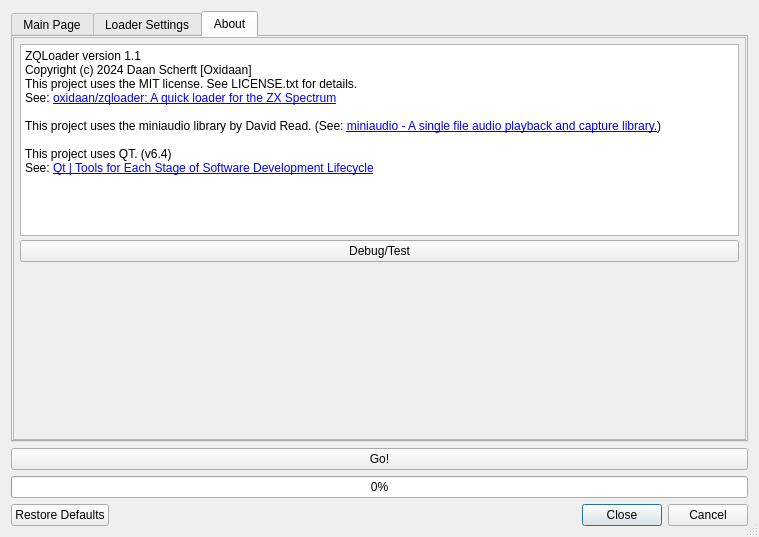
oxidaan/zqloader, file zqloaderui/dialog.ui: the form before one commit.
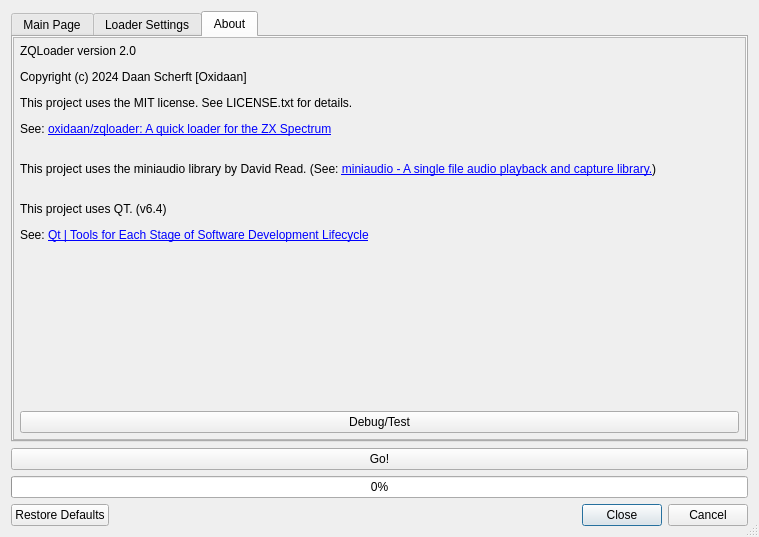
The form after the commit. The open tabs and pages were chosen to show the change. Custom widgets are drawn as their Qt base class.

Commit message: About box now has working hyperlinks. Improved error message text.

Patch:
```diff
--- a/zqloaderui/dialog.ui
+++ b/zqloaderui/dialog.ui
@@ -592,8 +592,8 @@
            <rect>
             <x>0</x>
             <y>0</y>
-            <width>733</width>
-            <height>398</height>
+            <width>735</width>
+            <height>389</height>
            </rect>
           </property>
           <layout class="QGridLayout" name="gridLayout_4">
@@ -613,50 +613,42 @@
             <number>4</number>
            </property>
            <item row="1" column="1">
-            <widget class="QTextEdit" name="textEditAbout">
-             <property name="readOnly">
+            <widget class="QLabel" name="labelAbout">
+             <property name="text">
+              <string>&lt;html&gt;&lt;head/&gt;
+&lt;body&gt;
+&lt;p&gt;&lt;span style=&quot; font-family:'Segoe UI'; font-size:9pt;&quot;&gt;ZQLoader version 2.0&lt;/span&gt;&lt;/p&gt;
+&lt;p&gt;&lt;span style=&quot; font-family:'Segoe UI'; font-size:9pt;&quot;&gt;Copyright (c) 2024 Daan Scherft [Oxidaan]&lt;/span&gt;&lt;/p&gt;
+&lt;p&gt;&lt;span style=&quot; font-family:'Segoe UI'; font-size:9pt;&quot;&gt;This project uses the MIT license. See LICENSE.txt for details.&lt;/span&gt;&lt;/p&gt;
+&lt;p&gt;&lt;span style=&quot; font-family:'Segoe UI'; font-size:9pt;&quot;&gt;See: &lt;/span&gt;&lt;a href=&quot;https://github.com/oxidaan/zqloader&quot;&gt;&lt;span style=&quot; font-family:'Segoe UI'; font-size:9pt; text-decoration: underline; color:#0000ff;&quot;&gt;oxidaan/zqloader: A quick loader for the ZX Spectrum&lt;/span&gt;&lt;/a&gt;&lt;/p&gt;
+&lt;p&gt;&lt;br/&gt;&lt;span style=&quot; font-family:'Segoe UI'; font-size:9pt;&quot;&gt;This project uses the miniaudio library by David Read. (See: &lt;/span&gt;&lt;a href=&quot;https://miniaud.io/&quot;&gt;&lt;span style=&quot; font-family:'Segoe UI'; font-size:9pt; text-decoration: underline; color:#0000ff;&quot;&gt;miniaudio - A single file audio playback and capture library.&lt;/span&gt;&lt;/a&gt;&lt;span style=&quot; font-family:'Segoe UI'; font-size:9pt;&quot;&gt;)&lt;/span&gt;&lt;/p&gt;
+&lt;p&gt;&lt;br/&gt;&lt;span style=&quot; font-family:'Segoe UI'; font-size:9pt;&quot;&gt;This project uses QT. (v6.4)&lt;/span&gt;&lt;/p&gt;&lt;p&gt;&lt;span style=&quot; font-family:'Segoe UI'; font-size:9pt;&quot;&gt;See: &lt;/span&gt;&lt;a href=&quot;https://www.qt.io/&quot;&gt;&lt;span style=&quot; font-family:'Segoe UI'; font-size:9pt; text-decoration: underline; color:#0000ff;&quot;&gt;Qt | Tools for Each Stage of Software Development Lifecycle&lt;/span&gt;&lt;/a&gt;&lt;/p&gt;&lt;/body&gt;&lt;/html&gt;</string>
+             </property>
+             <property name="wordWrap">
               <bool>true</bool>
              </property>
-             <property name="html">
-              <string>&lt;!DOCTYPE HTML PUBLIC &quot;-//W3C//DTD HTML 4.0//EN&quot; &quot;http://www.w3.org/TR/REC-html40/strict.dtd&quot;&gt;
-&lt;html&gt;&lt;head&gt;&lt;meta name=&quot;qrichtext&quot; content=&quot;1&quot; /&gt;&lt;meta charset=&quot;utf-8&quot; /&gt;&lt;style type=&quot;text/css&quot;&gt;
-p, li { white-space: pre-wrap; }
-hr { height: 1px; border-width: 0; }
-li.unchecked::marker { content: &quot;\2610&quot;; }
-li.checked::marker { content: &quot;\2612&quot;; }
-&lt;/style&gt;&lt;/head&gt;&lt;body style=&quot; font-family:'Segoe UI'; font-size:9pt; font-weight:400; font-style:normal;&quot;&gt;
-&lt;p style=&quot; margin-top:0px; margin-bottom:0px; margin-left:0px; margin-right:0px; -qt-block-indent:0; text-indent:0px;&quot;&gt;ZQLoader version 1.1&lt;/p&gt;
-&lt;p style=&quot; margin-top:0px; margin-bottom:0px; margin-left:0px; margin-right:0px; -qt-block-indent:0; text-indent:0px;&quot;&gt;Copyright (c) 2024 Daan Scherft [Oxidaan]&lt;/p&gt;
-&lt;p style=&quot; margin-top:0px; margin-bottom:0px; margin-left:0px; margin-right:0px; -qt-block-indent:0; text-indent:0px;&quot;&gt;This project uses the MIT license. See LICENSE.txt for details.&lt;/p&gt;
-&lt;p style=&quot; margin-top:0px; margin-bottom:0px; margin-left:0px; margin-right:0px; -qt-block-indent:0; text-indent:0px;&quot;&gt;See: &lt;a href=&quot;https://github.com/oxidaan/zqloader&quot;&gt;&lt;span style=&quot; text-decoration: underline; color:#0000ff;&quot;&gt;oxidaan/zqloader: A quick loader for the ZX Spectrum&lt;/span&gt;&lt;/a&gt;&lt;/p&gt;
-&lt;p style=&quot;-qt-paragraph-type:empty; margin-top:0px; margin-bottom:0px; margin-left:0px; margin-right:0px; -qt-block-indent:0; text-indent:0px;&quot;&gt;&lt;br /&gt;&lt;/p&gt;
-&lt;p style=&quot; margin-top:0px; margin-bottom:0px; margin-left:0px; margin-right:0px; -qt-block-indent:0; text-indent:0px;&quot;&gt;This project uses the miniaudio library by David Read. (See: &lt;a href=&quot;https://miniaud.io/&quot;&gt;&lt;span style=&quot; text-decoration: underline; color:#0000ff;&quot;&gt;miniaudio - A single file audio playback and capture library.&lt;/span&gt;&lt;/a&gt;)&lt;/p&gt;
-&lt;p style=&quot;-qt-paragraph-type:empty; margin-top:0px; margin-bottom:0px; margin-left:0px; margin-right:0px; -qt-block-indent:0; text-indent:0px;&quot;&gt;&lt;br /&gt;&lt;/p&gt;
-&lt;p style=&quot; margin-top:0px; margin-bottom:0px; margin-left:0px; margin-right:0px; -qt-block-indent:0; text-indent:0px;&quot;&gt;This project uses QT. (v6.4)&lt;/p&gt;
-&lt;p style=&quot; margin-top:0px; margin-bottom:0px; margin-left:0px; margin-right:0px; -qt-block-indent:0; text-indent:0px;&quot;&gt;See: &lt;a href=&quot;https://www.qt.io/&quot;&gt;&lt;span style=&quot; text-decoration: underline; color:#0000ff;&quot;&gt;Qt | Tools for Each Stage of Software Development Lifecycle&lt;/span&gt;&lt;/a&gt;&lt;/p&gt;&lt;/body&gt;&lt;/html&gt;</string>
-             </property>
             </widget>
            </item>
            <item row="3" column="1">
-            <spacer name="verticalSpacer">
-             <property name="orientation">
-              <enum>Qt::Vertical</enum>
-             </property>
-             <property name="sizeHint" stdset="0">
-              <size>
-               <width>20</width>
-               <height>40</height>
-              </size>
-             </property>
-            </spacer>
-           </item>
-           <item row="2" column="1">
             <widget class="QPushButton" name="pushButtonTest">
              <property name="text">
               <string>Debug/Test</string>
              </property>
             </widget>
            </item>
+           <item row="2" column="1">
+            <spacer name="verticalSpacer">
+             <property name="orientation">
+              <enum>Qt::Vertical</enum>
+             </property>
+             <property name="sizeHint" stdset="0">
+              <size>
+               <width>20</width>
+               <height>40</height>
+              </size>
+             </property>
+            </spacer>
+           </item>
           </layout>
          </widget>
         </widget>
```
Left out of the diff: 20 changed lines with no effect on the pictures. The commit also changes 8 other files.
